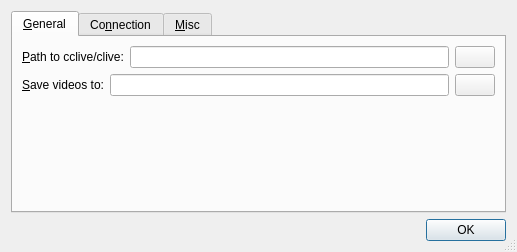
guendto/abby, file rc/prefsdlg.ui: the form before one commit.
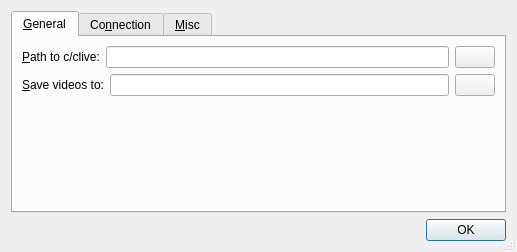
The form after the commit. Icons and pictures are not drawn.

Commit message: Tweak: cclive/clive and (c)clive -> c/clive.

Diff of the .ui file:
```diff
--- a/rc/prefsdlg.ui
+++ b/rc/prefsdlg.ui
@@ -48,7 +48,7 @@
          <item>
           <widget class="QLabel" name="label_7" >
            <property name="text" >
-            <string>&amp;Path to cclive/clive:</string>
+            <string>&amp;Path to c/clive:</string>
            </property>
            <property name="buddy" >
             <cstring>ccliveEdit</cstring>
```
The commit also changes 1 other file.
